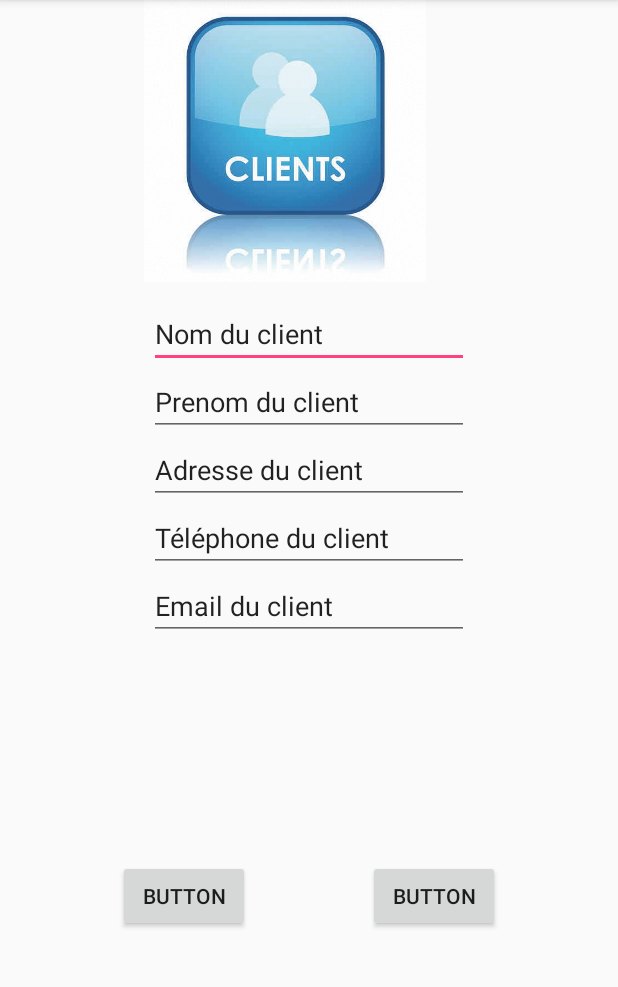
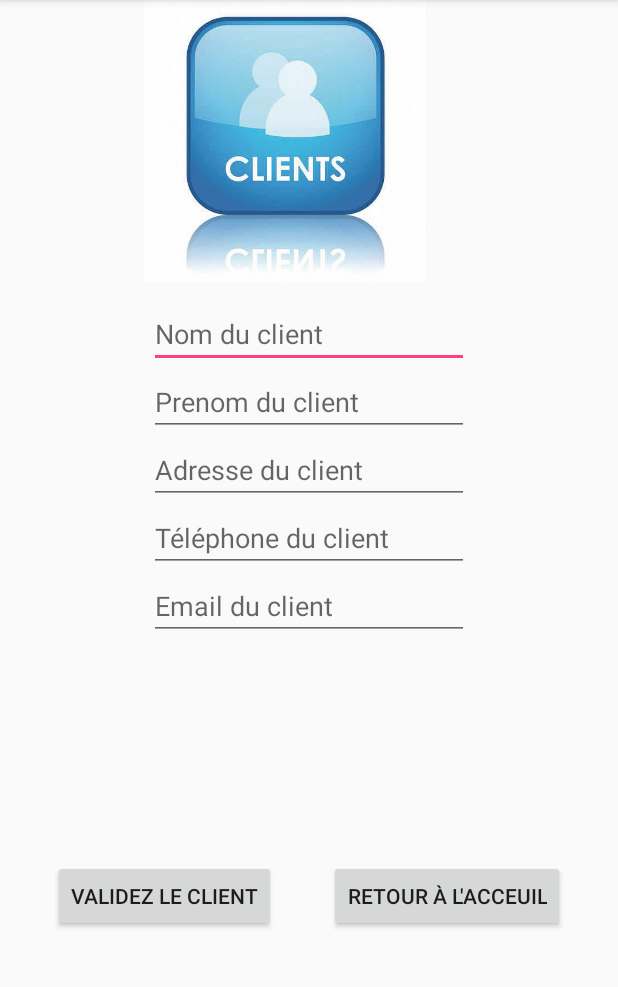
Before and after one commit to NicoGuittHub/LokaCar, an Android app: the SaisieClient screen opened directly, with no data from a screen before it, on a phone screen of 412 x 824 dp, the part 84-1071 px from its top. Run offline under Robolectric (Android 15) with nearby library versions, the phone set to English and light mode, and no system bars; our stand-ins replace Firebase (no records; nobody signed in at launch, a user with empty details on screens opened directly).

```diff
--- a/app/src/main/res/layout/activity_saisie_client.xml
+++ b/app/src/main/res/layout/activity_saisie_client.xml
@@ -12,7 +12,7 @@
         android:layout_height="wrap_content"
         android:ems="10"
         android:inputType="textPersonName"
-        android:text="Nom du client"
+        android:hint="Nom du client"
         app:layout_constraintLeft_toLeftOf="parent"
         app:layout_constraintRight_toRightOf="parent"
         app:layout_constraintTop_toTopOf="parent"
@@ -24,7 +24,7 @@
         android:layout_height="wrap_content"
         android:ems="10"
         android:inputType="textPersonName"
-        android:text="Prenom du client"
+        android:hint="Prenom du client"
         tools:layout_editor_absoluteX="153dp"
         app:layout_constraintLeft_toLeftOf="parent"
         app:layout_constraintRight_toRightOf="parent"
@@ -36,7 +36,7 @@
         android:layout_height="wrap_content"
         android:ems="10"
         android:inputType="textPersonName"
-        android:text="Adresse du client"
+        android:hint="Adresse du client"
         tools:layout_editor_absoluteX="153dp"
         app:layout_constraintLeft_toLeftOf="parent"
         app:layout_constraintRight_toRightOf="parent"
@@ -48,7 +48,7 @@
         android:layout_height="wrap_content"
         android:ems="10"
         android:inputType="textPersonName"
-        android:text="Téléphone du client"
+        android:hint="Téléphone du client"
         tools:layout_editor_absoluteX="153dp"
         app:layout_constraintLeft_toLeftOf="parent"
         app:layout_constraintRight_toRightOf="parent"
@@ -60,7 +60,7 @@
         android:layout_height="wrap_content"
         android:ems="10"
         android:inputType="textEmailAddress"
-        android:text="Email du client"
+        android:hint="Email du client"
         tools:layout_editor_absoluteX="153dp"
         app:layout_constraintLeft_toLeftOf="parent"
         app:layout_constraintRight_toRightOf="parent"
@@ -70,7 +70,8 @@
         android:id="@+id/valid"
         android:layout_width="wrap_content"
         android:layout_height="wrap_content"
-        android:text="Button"
+        android:text="Validez le client"
+        android:onClick="valideClient"
         app:layout_constraintBottom_toBottomOf="parent"
         app:layout_constraintLeft_toLeftOf="parent"
         app:layout_constraintRight_toLeftOf="@id/accueil"
@@ -81,7 +82,7 @@
         android:id="@+id/accueil"
         android:layout_width="wrap_content"
         android:layout_height="wrap_content"
-        android:text="Button"
+        android:text="Retour à l'acceuil"
         app:layout_constraintBottom_toBottomOf="parent"
         app:layout_constraintEnd_toEndOf="parent"
         app:layout_constraintRight_toLeftOf="@id/valid"
@@ -94,7 +95,7 @@
         android:id="@+id/imageView"
         android:layout_width="379dp"
         android:layout_height="188dp"
-        app:srcCompat="@drawable/saisieClient"
+        app:srcCompat="@drawable/saisie_client"
         tools:layout_editor_absoluteX="0dp"
         tools:layout_editor_absoluteY="0dp" />
 
```
Also changed, not shown: app/src/main/java/com/example/nguittet2017/lokacar/MainActivity.java (+9 -0 lines), app/src/main/java/com/example/nguittet2017/lokacar/client/Client.java (+23 -4 lines), app/src/main/java/com/example/nguittet2017/lokacar/client/SaisieClient.java (+53 -0 lines), app/src/main/res/layout/activity_main.xml (+6 -4 lines), app/src/main/res/drawable/saisie_client.jpg (renamed from app/src/main/res/drawable/saisieClient.jpg).
